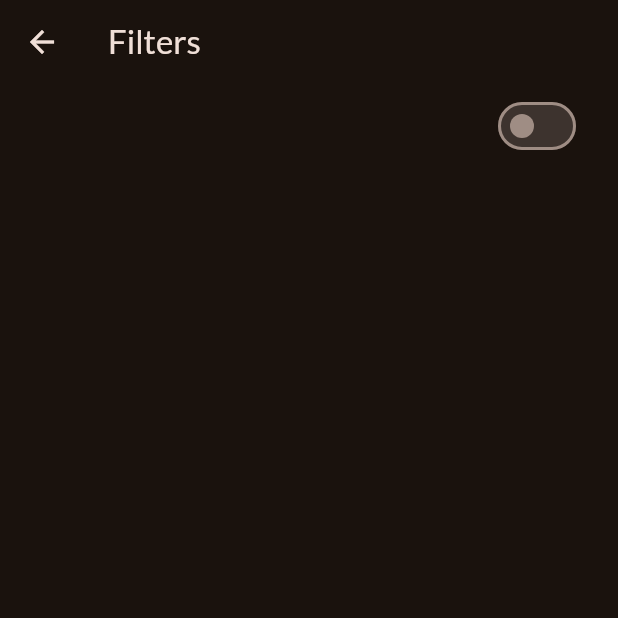
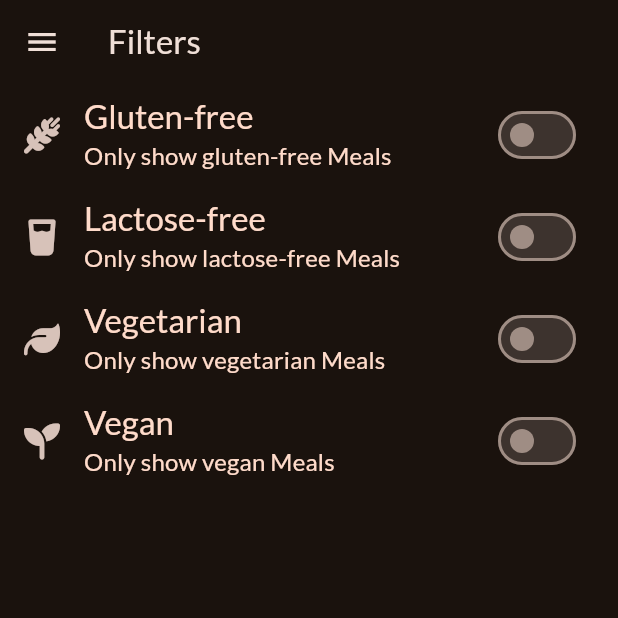
Before and after one commit to Senan04/meals_app, a Flutter app: the FiltersScreen screen opened directly, on a phone screen of 412 x 824 dp, the top half of it. Run offline on Flutter 3.47's test engine with Material 3 defaults, Android fonts, the phone set to English and light mode, and no system bars; our stand-ins replace font_awesome_flutter, google_fonts, transparent_image.

Commit message:
FiltersScreen: filters added, Functionality to switch between mealsScreen and filtersScreen added

```diff
--- a/lib/screens/filters.dart
+++ b/lib/screens/filters.dart
@@ -1,27 +1,113 @@
 import 'package:flutter/material.dart';
+import 'package:font_awesome_flutter/font_awesome_flutter.dart';
+import 'package:meals/screens/tabs.dart';
+import 'package:meals/widgets/main_drawer.dart';
 
 class FiltersScreen extends StatefulWidget {
   const FiltersScreen({super.key});
+
 
   @override
   State<FiltersScreen> createState() => _FiltersScreenState();
 }
 
 class _FiltersScreenState extends State<FiltersScreen> {
-  var _switchStatus = false;
+  var _glutenSwitch = false;
+  var _lactoseSwitch = false;
+  var _vegetarianSwitch = false;
+  var _veganSwitch = false;
+
+  void _setScreen(final String id) {
+    setState(() {
+      switch (id) {
+        case 'meals':
+          Navigator.of(context).pop();
+          Navigator.of(context).pushReplacement(
+            MaterialPageRoute(builder: (ctx) => const TabsScreen()),
+          );
+          break;
+        default:
+          Navigator.of(context).pop();
+      }
+    });
+  }
+
   @override
   Widget build(BuildContext context) {
     return Scaffold(
       appBar: AppBar(
         title: const Text('Filters'),
       ),
+      drawer: MainDrawer(setScreen: _setScreen),
       body: Column(
         children: [
           SwitchListTile(
-            value: _switchStatus,
+            value: _glutenSwitch,
             onChanged: (newStatus) => setState(() {
-              _switchStatus = newStatus;
+              _glutenSwitch = newStatus;
             }),
+            title: Text(
+              'Gluten-free',
+              style: Theme.of(context).textTheme.titleLarge!.copyWith(
+                  color: Theme.of(context).colorScheme.onPrimaryContainer),
+            ),
+            subtitle: Text(
+              'Only show gluten-free Meals',
+              style: Theme.of(context).textTheme.titleMedium!.copyWith(
+                  color: Theme.of(context).colorScheme.onPrimaryContainer),
+            ),
+            secondary: const Icon(FontAwesomeIcons.wheatAwn),
+          ),
+          SwitchListTile(
+            value: _lactoseSwitch,
+            onChanged: (newStatus) => setState(() {
+              _lactoseSwitch = newStatus;
+            }),
+            title: Text(
+              'Lactose-free',
+              style: Theme.of(context).textTheme.titleLarge!.copyWith(
+                  color: Theme.of(context).colorScheme.onPrimaryContainer),
+            ),
+            subtitle: Text(
+              'Only show lactose-free Meals',
+              style: Theme.of(context).textTheme.titleMedium!.copyWith(
+                  color: Theme.of(context).colorScheme.onPrimaryContainer),
+            ),
+            secondary: const Icon(FontAwesomeIcons.glassWater),
+          ),
+          SwitchListTile(
+            value: _vegetarianSwitch,
+            onChanged: (newStatus) => setState(() {
+              _vegetarianSwitch = newStatus;
+            }),
+            title: Text(
+              'Vegetarian',
+              style: Theme.of(context).textTheme.titleLarge!.copyWith(
+                  color: Theme.of(context).colorScheme.onPrimaryContainer),
+            ),
+            subtitle: Text(
+              'Only show vegetarian Meals',
+              style: Theme.of(context).textTheme.titleMedium!.copyWith(
+                  color: Theme.of(context).colorScheme.onPrimaryContainer),
+            ),
+            secondary: const Icon(FontAwesomeIcons.leaf),
+          ),
+          SwitchListTile(
+            value: _veganSwitch,
+            onChanged: (newStatus) => setState(() {
+              _veganSwitch = newStatus;
+            }),
+            title: Text(
+              'Vegan',
+              style: Theme.of(context).textTheme.titleLarge!.copyWith(
+                  color: Theme.of(context).colorScheme.onPrimaryContainer),
+            ),
+            subtitle: Text(
+              'Only show vegan Meals',
+              style: Theme.of(context).textTheme.titleMedium!.copyWith(
+                  color: Theme.of(context).colorScheme.onPrimaryContainer),
+            ),
+            secondary: const Icon(FontAwesomeIcons.seedling),
           ),
         ],
       ),
--- a/pubspec.yaml
+++ b/pubspec.yaml
@@ -9,6 +9,7 @@ environment:
 dependencies:
   flutter:
     sdk: flutter
+  font_awesome_flutter: ^10.7.0
   google_fonts: ^6.2.1
   transparent_image: ^2.0.1
 
```
Also changed, not shown: lib/screens/tabs.dart (+6 -1 lines), lib/widgets/main_drawer.dart (+4 -4 lines), pubspec.lock.
